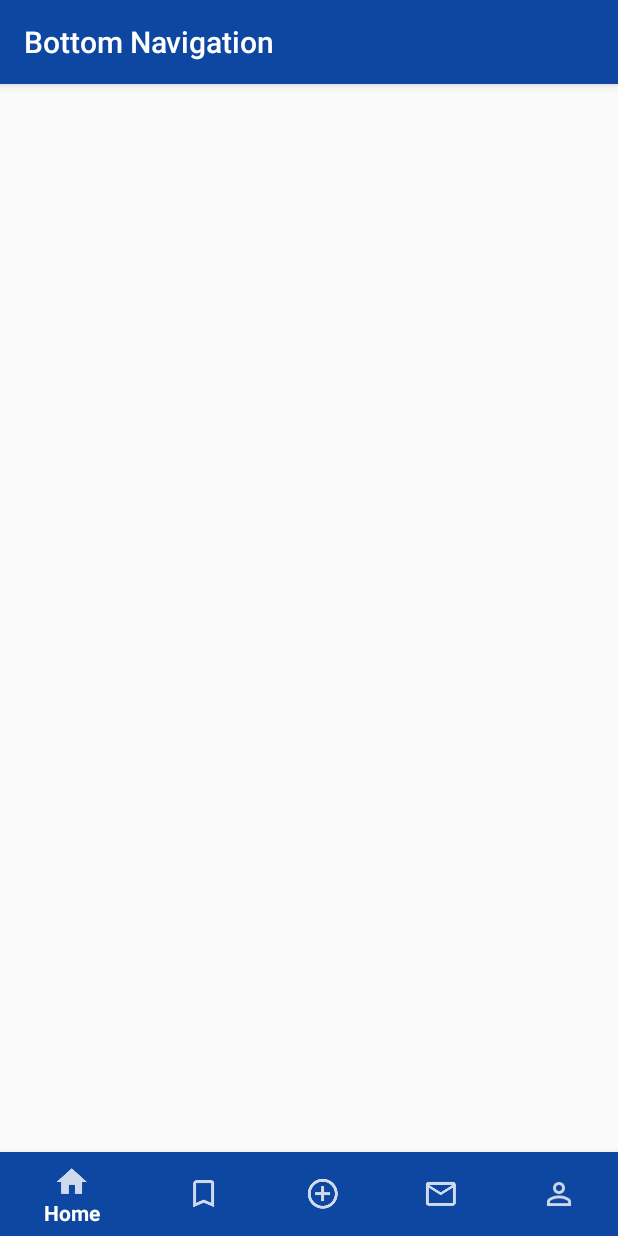
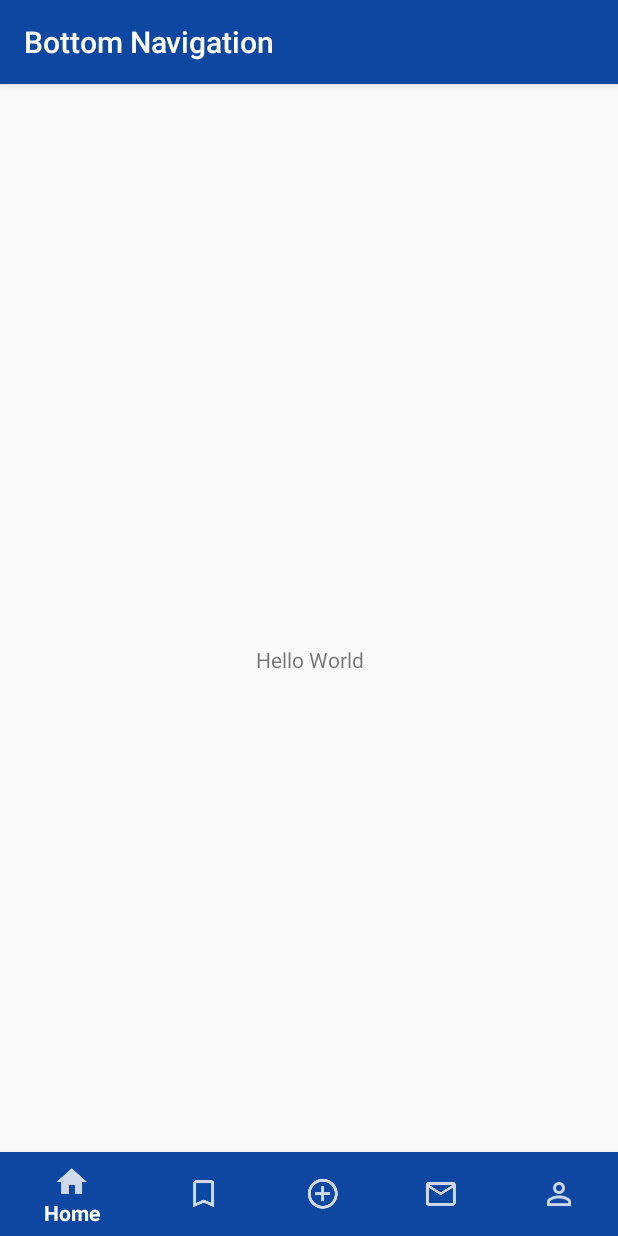
Before and after one commit to realicejoanne/rpl-project, an Android app: the screen it shows after launch (MainActivity), on a phone screen of 412 x 824 dp. Run offline under Robolectric (Android 15) with nearby library versions, the phone set to English and light mode, and no system bars.

Commit message:
Home: v1.0.0

```diff
--- a/app/src/main/res/layout/activity_main.xml
+++ b/app/src/main/res/layout/activity_main.xml
@@ -5,6 +5,12 @@
     android:layout_width="match_parent"
     android:layout_height="match_parent"
     tools:context=".MainActivity">
+
+    <TextView
+        android:layout_width="match_parent"
+        android:layout_height="match_parent"
+        android:text="Hello World"
+        android:gravity="center"/>
 
     <android.support.design.widget.BottomNavigationView
         android:id="@+id/bottom_navigation"
```
